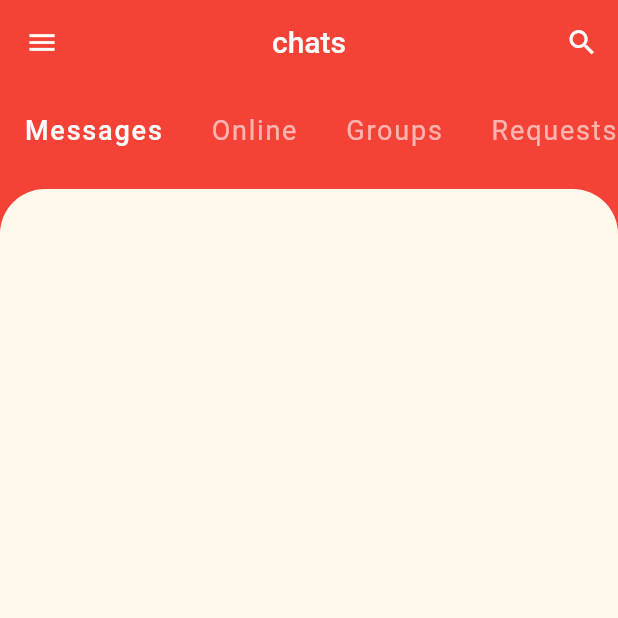
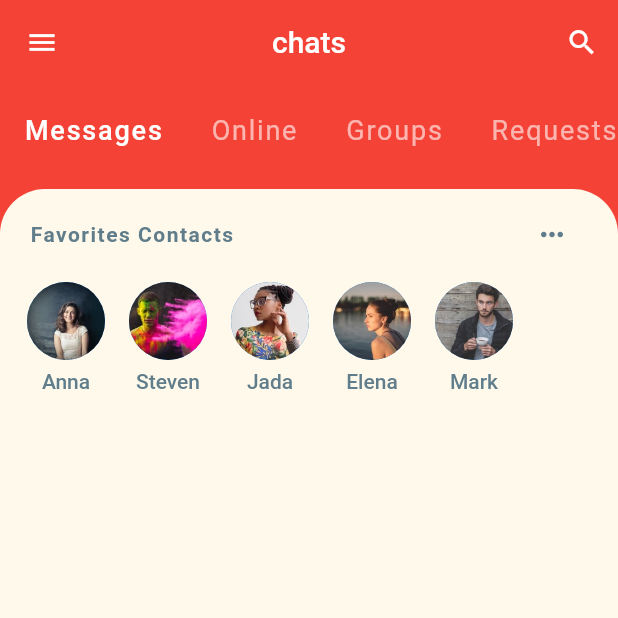
Before and after one commit to SergiShramchenko/chatty, a Flutter app: the screen it shows after launch, on a phone screen of 412 x 824 dp, the top half of it. Run offline on Flutter 3.47's test engine with Material 2 defaults, Android fonts, the phone set to English and light mode, and no system bars.

Commit message:
add favorite_contacts widget

```diff
--- a/lib/models/message.dart
+++ b/lib/models/message.dart
@@ -19,23 +19,19 @@ class Message {
 
 // YOU - current user
 final User currentUser =
-    User(id: 0, name: 'Current User', imageUrl: 'assets/avatars/Anna.jpg');
+    User(id: 0, name: 'Current User', imageUrl: 'assets/images/Anna.jpg');
 
 // USERS
-final User john =
-    User(id: 1, name: 'John', imageUrl: 'assets/avatars/john.jpg');
+final User john = User(id: 1, name: 'John', imageUrl: 'assets/images/john.jpg');
 final User elena =
-    User(id: 2, name: 'Elena', imageUrl: 'assets/avatars/elena.jpg');
-final User mark =
-    User(id: 3, name: 'Mark', imageUrl: 'assets/avatars/mark.jpg');
-final User jada =
-    User(id: 4, name: 'Jada', imageUrl: 'assets/avatars/jada.jpg');
+    User(id: 2, name: 'Elena', imageUrl: 'assets/images/elena.jpg');
+final User mark = User(id: 3, name: 'Mark', imageUrl: 'assets/images/mark.jpg');
+final User jada = User(id: 4, name: 'Jada', imageUrl: 'assets/images/jada.jpg');
 final User steven =
-    User(id: 5, name: 'Steven', imageUrl: 'assets/avatars/steven.jpg');
+    User(id: 5, name: 'Steven', imageUrl: 'assets/images/steven.jpg');
 final User sophia =
-    User(id: 6, name: 'Sophia', imageUrl: 'assets/avatars/sophia.jpg');
-final User anna =
-    User(id: 7, name: 'Anna', imageUrl: 'assets/avatars/anna.jpg');
+    User(id: 6, name: 'Sophia', imageUrl: 'assets/images/sophia.jpg');
+final User anna = User(id: 7, name: 'Anna', imageUrl: 'assets/images/anna.jpg');
 
 // FAVORITE CONTACTS
 List<User> favorites = [anna, steven, jada, elena, mark];
--- a/lib/screens/home_screen.dart
+++ b/lib/screens/home_screen.dart
@@ -1,3 +1,4 @@
+import 'package:chatty/widgets/favorite_contacts.dart';
 import 'package:flutter/material.dart';
 import 'package:chatty/widgets/category_selector.dart';
 
@@ -43,10 +44,17 @@ class _HomeScreenState extends State<HomeScreen> {
             child: Container(
               height: 300.0,
               decoration: BoxDecoration(
-                  color: Theme.of(context).accentColor,
-                  borderRadius: BorderRadius.only(
-                      topLeft: Radius.circular(30.0),
-                      topRight: Radius.circular(30.0))),
+                color: Theme.of(context).accentColor,
+                borderRadius: BorderRadius.only(
+                  topLeft: Radius.circular(30.0),
+                  topRight: Radius.circular(30.0),
+                ),
+              ),
+              child: Column(
+                children: <Widget>[
+                  FavoriteContacts(),
+                ],
+              ),
             ),
           )
         ],
--- /dev/null
+++ b/lib/widgets/favorite_contacts.dart
@@ -0,0 +1,63 @@
+import 'package:chatty/models/message.dart';
+import 'package:flutter/material.dart';
+
+class FavoriteContacts extends StatelessWidget {
+  @override
+  Widget build(BuildContext context) {
+    return Padding(
+      padding: EdgeInsets.symmetric(vertical: 6.0),
+      child: Column(
+        children: <Widget>[
+          Padding(
+            padding: EdgeInsets.symmetric(horizontal: 20.0),
+            child: Row(
+              mainAxisAlignment: MainAxisAlignment.spaceBetween,
+              children: <Widget>[
+                Text('Favorites Contacts',
+                    style: TextStyle(
+                        color: Colors.blueGrey,
+                        fontWeight: FontWeight.bold,
+                        letterSpacing: 1.0)),
+                IconButton(
+                  icon: Icon(
+                    Icons.more_horiz,
+                  ),
+                  iconSize: 22.0,
+                  color: Colors.blueGrey,
+                  onPressed: () {},
+                ),
+              ],
+            ),
+          ),
+          Container(
+            height: 100.0,
+            child: ListView.builder(
+                scrollDirection: Axis.horizontal,
+                padding: EdgeInsets.only(left: 10.0),
+                itemCount: favorites.length,
+                itemBuilder: (BuildContext context, int index) {
+                  return Padding(
+                    padding: EdgeInsets.all(8.0),
+                    child: Column(
+                      children: <Widget>[
+                        CircleAvatar(
+                          radius: 26.0,
+                          backgroundImage:
+                              AssetImage(favorites[index].imageUrl),
+                        ),
+                        SizedBox(height: 6.0),
+                        Text(favorites[index].name,
+                            style: TextStyle(
+                                color: Colors.blueGrey,
+                                fontSize: 14.0,
+                                fontWeight: FontWeight.w500)),
+                      ],
+                    ),
+                  );
+                }),
+          )
+        ],
+      ),
+    );
+  }
+}
```
